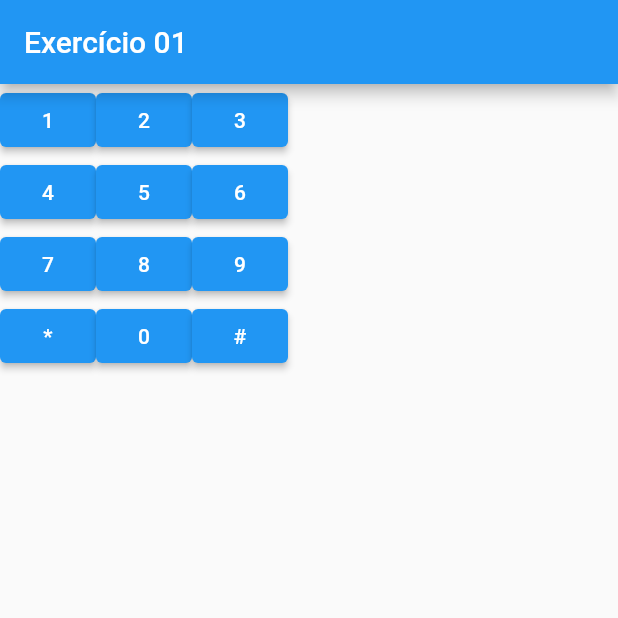
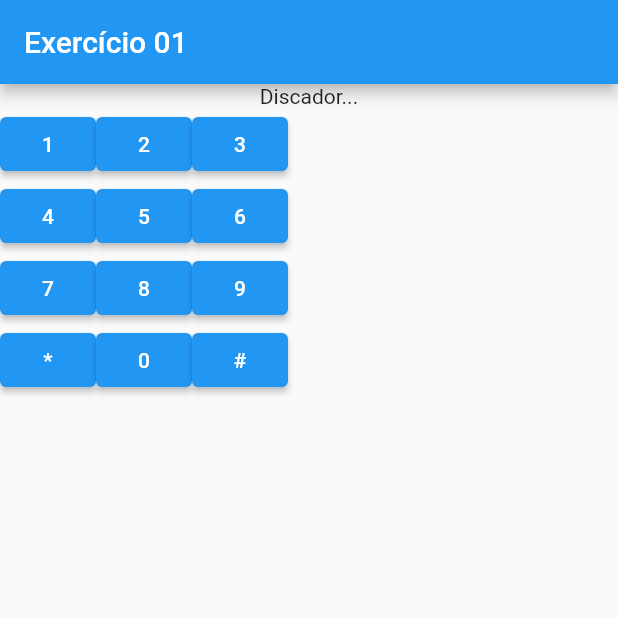
Before and after one commit to Imenatrix/discador, a Flutter app: the screen it shows after launch, on a phone screen of 412 x 824 dp, the top half of it. Run offline on Flutter 3.47's test engine with Material 2 defaults, Android fonts, the light colour scheme and no system bars.

Commit message:
Adiciona titulo do teclado

```diff
--- a/lib/main.dart
+++ b/lib/main.dart
@@ -42,6 +42,7 @@
     return Center(
       child: Column(
         children: [
+          Text('Discador...'),
           ...teclado.map(
             (linha) => Row(
               children: [
```
